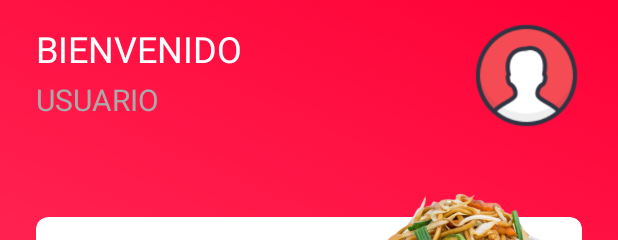
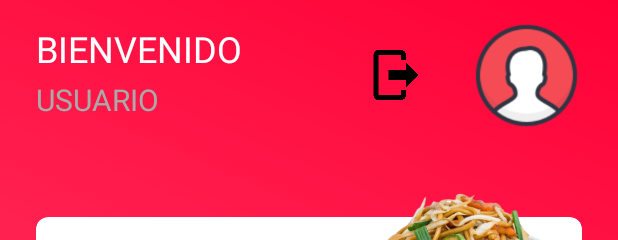
Before and after one commit to Daniel-1401/ProyectoDAM2-2, an Android app: the layout activity_main.xml on its own in the app's theme, with its tools: preview values and no code run, on a phone screen of 412 x 824 dp. Shown: the top 240 px of the screen. Run offline under Robolectric (Android 15) with nearby library versions, the phone set to English and light mode, and no system bars.

```diff
--- a/app/src/main/java/com/admin/chifast/Activities/EditActivity.kt
+++ b/app/src/main/java/com/admin/chifast/Activities/EditActivity.kt
@@ -20,7 +20,9 @@ class EditActivity : AppCompatActivity() {
 
         val key = intent.getStringExtra("key")
         val database = Firebase.database
-        @Suppress("NULLABILITY_MISMATCH_BASED_ON_JAVA_ANNOTATIONS") val myRef = database.getReference("menu").child(key)
+        @Suppress("NULLABILITY_MISMATCH_BASED_ON_JAVA_ANNOTATIONS") val myRef = database.getReference("menu").child(
+            key.toString()
+        )
 
         myRef.addValueEventListener(object : ValueEventListener {
             override fun onDataChange(dataSnapshot: DataSnapshot) {
--- a/app/src/main/res/layout/activity_main.xml
+++ b/app/src/main/res/layout/activity_main.xml
@@ -17,18 +17,29 @@
         app:layout_constraintTop_toTopOf="parent">
 
         <TextView
+            android:id="@+id/btnLogOut"
+            android:layout_width="40dp"
+            android:layout_height="40dp"
+            android:layout_marginEnd="22dp"
+            android:layout_marginRight="22dp"
+            android:layout_toStartOf="@+id/imageView"
+            android:layout_toLeftOf="@+id/imageView"
+            android:layout_marginTop="30dp"
+            android:background="@drawable/logout" />
+
+        <TextView
             android:id="@+id/textView"
-            android:layout_width="match_parent"
+            android:layout_width="166dp"
             android:layout_height="wrap_content"
             android:layout_marginStart="24dp"
             android:layout_marginLeft="24dp"
             android:layout_marginTop="16dp"
-            android:layout_marginEnd="16dp"
-            android:layout_marginRight="16dp"
+            android:layout_marginEnd="116dp"
+            android:layout_marginRight="116dp"
             android:layout_toStartOf="@+id/imageView"
             android:layout_toLeftOf="@+id/imageView"
+            android:fontFamily="sans-serif"
             android:text="BIENVENIDO"
-            android:fontFamily="sans-serif"
             android:textColor="@color/white"
             android:textSize="24sp" />
 
@@ -83,6 +94,9 @@
         android:layout_width="wrap_content"
         android:layout_height="wrap_content"
         android:layout_margin="20dp"
+        android:layout_marginEnd="20dp"
+        android:layout_marginRight="20dp"
+        android:layout_marginBottom="16dp"
         android:contentDescription="@string/all"
         app:layout_constraintBottom_toBottomOf="parent"
         app:layout_constraintEnd_toEndOf="@+id/menuRecyclerView"
--- a/app/src/main/res/values/strings.xml
+++ b/app/src/main/res/values/strings.xml
@@ -15,4 +15,6 @@
     <string name="description">Chaufa sabroso y delicioso.</string>
     <string name="action_sign_in">Sign in or register</string>
     <string name="action_sign_in_short">Sign in</string>
+
+    <string name="prefs_file">com.admin.chifast.PREFERENCE_FILE_KEY</string>
 </resources>
```
Also changed, not shown: app/src/main/java/com/admin/chifast/Activities/MainActivity.kt (+25 -0 lines), app/src/main/java/com/admin/chifast/Activities/MenuDetalleActivity.kt (+7 -5 lines), app/src/main/res/layout/activity_edit.xml (+9 -0 lines), app/src/main/res/layout/activity_menu_detalle.xml (+1 -9 lines).
